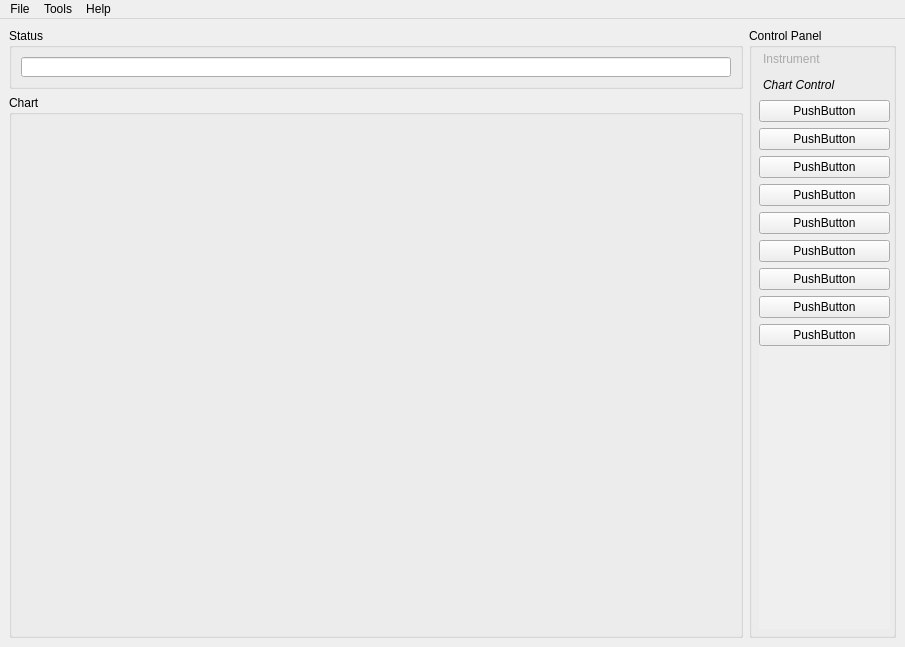
mhorn71/StarbaseMini, file ui/mainwindow.ui: the form before one commit.
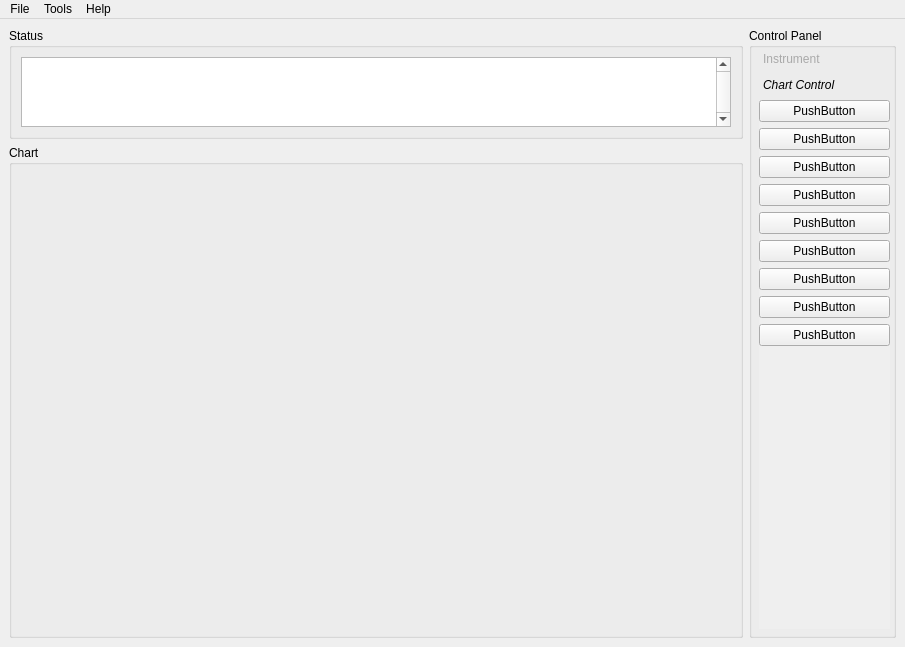
The form after the commit. The open tabs and pages were chosen to show the change.

Commit message: Changed statusMessage from QLineEdit to QPlainTextEdit with vertical scroll bar.

Patch:
```diff
--- a/ui/mainwindow.ui
+++ b/ui/mainwindow.ui
@@ -67,7 +67,7 @@
       <property name="maximumSize">
        <size>
         <width>16777215</width>
-        <height>61</height>
+        <height>111</height>
        </size>
       </property>
       <property name="styleSheet">
@@ -78,12 +78,18 @@
       </property>
       <layout class="QGridLayout" name="gridLayout_3">
        <item row="0" column="0">
-        <widget class="QLineEdit" name="statusMessage">
-         <property name="alignment">
-          <set>Qt::AlignLeading|Qt::AlignLeft|Qt::AlignVCenter</set>
+        <widget class="QPlainTextEdit" name="statusMessage">
+         <property name="maximumSize">
+          <size>
+           <width>16777215</width>
+           <height>82</height>
+          </size>
          </property>
-         <property name="readOnly">
-          <bool>true</bool>
+         <property name="verticalScrollBarPolicy">
+          <enum>Qt::ScrollBarAlwaysOn</enum>
+         </property>
+         <property name="backgroundVisible">
+          <bool>false</bool>
          </property>
         </widget>
        </item>
```
Left out of the diff: 68 changed lines with no effect on the pictures. The commit also changes 1 other file.
